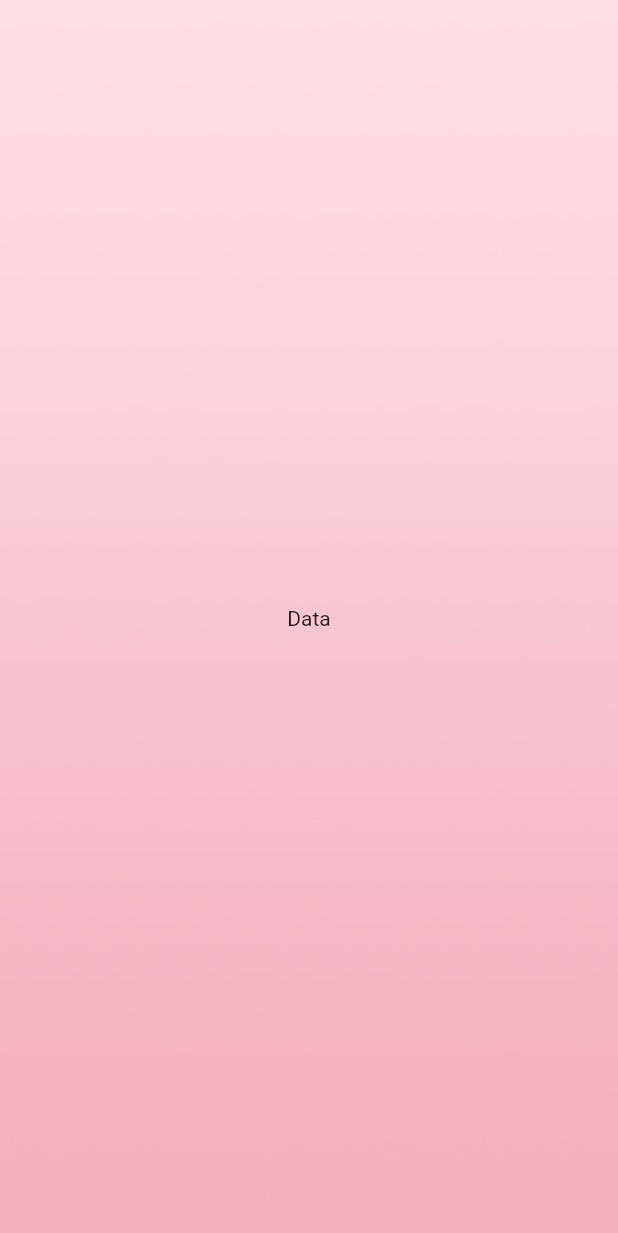
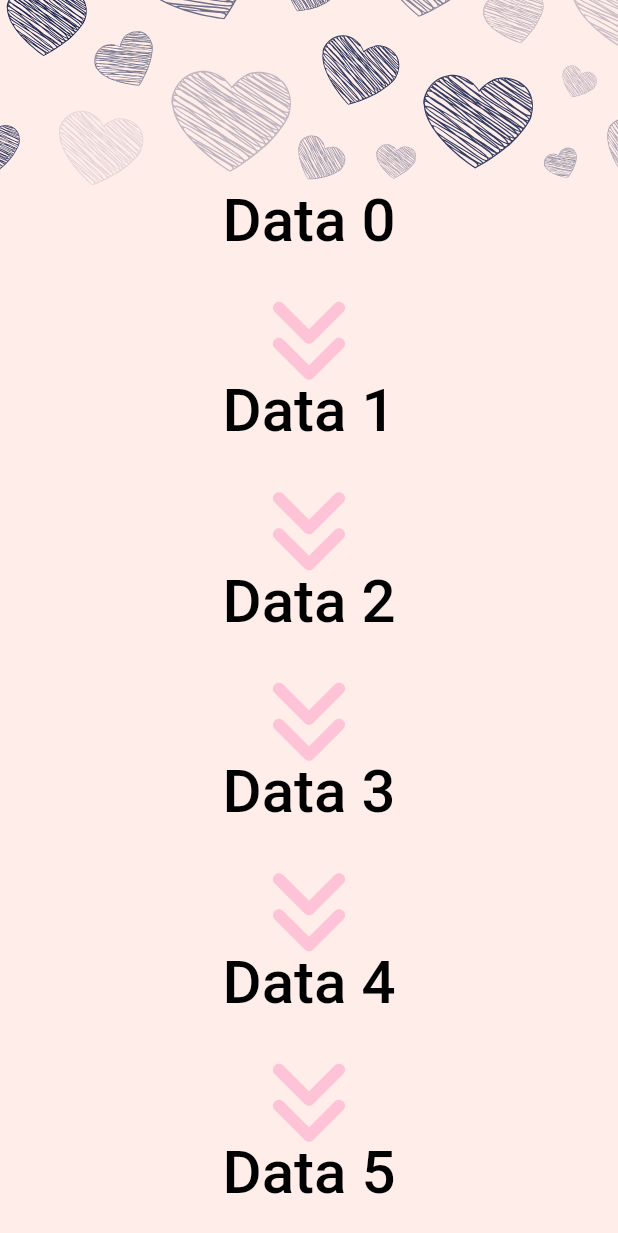
Before and after one commit to dong-dam-0079/flutter_animation, a Flutter app: the HomeView screen opened directly, on a phone screen of 412 x 824 dp. Shown: the top 1233 px of the screen. Run offline on Flutter 3.47's test engine with Material 2 defaults, Android fonts, the light colour scheme and no system bars; drawn by our look-alikes of scrollable_positioned_list; our stand-ins replace audioplayers, flutter_svg, get, google_fonts; Roboto replaces fonts that are missing (NotoSansJP).

Commit message:
feat: home view create

```diff
--- /dev/null
+++ b/lib/common/common_text_styles.dart
@@ -0,0 +1,13 @@
+import 'dart:ui';
+
+import 'package:flutter_animation/res/colors.dart';
+import 'package:flutter_animation/res/dimens.dart';
+import 'package:google_fonts/google_fonts.dart';
+
+class CommonTextStyles {
+  static final medium = GoogleFonts.meowScript(
+    fontSize: DimensRes.sp40,
+    color: ColorsRes.black,
+    fontWeight: FontWeight.w500,
+  );
+}
--- a/lib/res/assets.dart
+++ b/lib/res/assets.dart
@@ -1,12 +1,14 @@
 class Assets {
   static const pathImages = 'assets/images';
   static const pathIcons = 'assets/icons';
-  static const pathSounds = 'assets/sounds';
+  static const pathSounds = 'sounds';
 
   /// Icons
   static const icMailOpen = '$pathIcons/ic_mail_open.svg';
   static const icMailClose = '$pathIcons/ic_mail_close.svg';
   static const icDot = '$pathIcons/ic_dot.svg';
+  static const bannerHeart = '$pathIcons/ic_banner_heart.svg';
+  static const icArrowDown = '$pathIcons/ic_arrow_down.svg';
 
   /// Images
   static const imageGift = '$pathImages/img_gift.png';
--- a/lib/res/colors.dart
+++ b/lib/res/colors.dart
@@ -5,13 +5,8 @@ class ColorsRes {
   static const primary = Color(0xFFFF0358);
   static const secondary = Color(0xccff6a92);
   static const contentLightTheme = Color(0xFF1D1D35);
-  static const contentDarkTheme = Color(0xFFF5FCF9);
-  static const backgroundTheme = Color(0xFFFDE5FA);
-  static const backgroundThemeOld = Color(0x33ff7fac);
-  static const warning = Color(0xFFF1DC3E);
+  static const backgroundTheme = Color(0xFFFFEDEA);
   static const error = Color(0xFFF03738);
-  static const pinkCard = Color(0xFFFFDDE9);
-  static const greenCard = Color(0xFFEFFFFF);
 
   /// Common colors
   static const black = Colors.black;
@@ -20,7 +15,6 @@ class ColorsRes {
   static const yellow = Color(0xFFFFB900);
   static const orange = Color(0xFFFD960A);
   static const red = Color(0xFFDF0024);
-  static const pink = Color(0xFFEB688E);
   static const palePink = Color(0xFFFEC3D7);
   static const transparent = Colors.transparent;
   static const black12 = Color(0x1F000000);
@@ -34,24 +28,5 @@ class ColorsRes {
   static const lightGray2 = Color(0xFFC4C4C4);
   static const darkGray = Color(0xFF6C7475);
   static const hover = Color(0xFFF5F5F5);
-
-  /// Widget colors
-  static const buttonDisable = Color(0xFFF5F5F5);
-  static const textGray = Color(0xFFB3B3B3);
-  static const textDisable = Color(0xFFADADAD);
   static const borderList = Color(0xFFE8E8E8);
-  static const shadow = Color(0xFFD9D9D9);
-  static const bottomSheetTitle = Color(0xFF32CD32);
-  static const inputTextField = Color(0xFF1D232E);
-  static const borderFieldColor = Color(0xFFE8E8E8);
-  static const titleLoginColor = Color(0xff808080);
-  static const borderSwitch = Color(0xFF2E3A59);
-  static const snackBarError = Color(0xFFFF0000);
-  static const borderGray = Color(0xffA9BBCE);
-  static const bgLightYellow = Color(0XFFFFFEDB);
-  static const inactive = Color(0XFFD3D3D4);
-  static const pinkTap = Color(0XFFFC7FAC);
-  static const pointColor = Color(0XFFFC0358);
-  static const stepColor = Color(0XFFA1E0E2);
-  static const darkGreen = Color(0xff2eb993);
 }
--- a/lib/view/home/home_view.dart
+++ b/lib/view/home/home_view.dart
@@ -1,6 +1,8 @@
 import 'package:flutter/material.dart';
+import 'package:flutter_animation/common/common_text_styles.dart';
 import 'package:flutter_animation/res/colors.dart';
 import 'package:flutter_animation/res/dimens.dart';
+import 'package:flutter_svg/flutter_svg.dart';
 import 'package:scrollable_positioned_list/scrollable_positioned_list.dart';
 
 import '../../res/assets.dart';
@@ -12,17 +14,34 @@ class HomeView extends StatefulWidget {
   State<HomeView> createState() => _HomeViewState();
 }
 
-class _HomeViewState extends State<HomeView> {
+class _HomeViewState extends State<HomeView> with TickerProviderStateMixin {
   final ItemScrollController scrollController = ItemScrollController();
-final ItemPositionsListener itemPositionsListener = ItemPositionsListener.create();
 
+  AnimationController? _btnDownCtl;
 
   @override
   void initState() {
     super.initState();
-    itemPositionsListener.itemPositions.addListener(() {
+    controlAnimation();
+  }
 
+  void controlAnimation() {
+    _btnDownCtl = AnimationController(
+      duration: const Duration(milliseconds: 2500),
+      vsync: this,
+    )
+      ..forward()
+      ..addListener(() {
+        if (_btnDownCtl!.isCompleted) {
+          _btnDownCtl?.repeat();
+        }
       });
+  }
+
+  @override
+  void deactivate() {
+    super.deactivate();
+    _btnDownCtl?.dispose();
   }
 
   @override
@@ -34,38 +53,58 @@ final ItemPositionsListener itemPositionsListener = ItemPositionsListener.create
   Widget build(BuildContext context) {
     return Scaffold(
       backgroundColor: ColorsRes.backgroundTheme,
-      body: Hero(
-        tag: 'open_box',
-        child: Container(
-          constraints: const BoxConstraints.expand(),
-          decoration: const BoxDecoration(
-            image: DecorationImage(
-              image: AssetImage(Assets.imageBackground),
+      appBar: AppBar(
+        automaticallyImplyLeading: false,
+        backgroundColor: Colors.transparent,
+        toolbarHeight: MediaQuery.of(context).size.height * 0.15,
+        flexibleSpace: SvgPicture.asset(
+          Assets.bannerHeart,
           fit: BoxFit.cover,
         ),
       ),
-          child: ScrollablePositionedList.builder(
+      body: ScrollablePositionedList.builder(
+        physics: const NeverScrollableScrollPhysics(),
         itemScrollController: scrollController,
-            itemPositionsListener: itemPositionsListener,
         itemCount: 20,
+        shrinkWrap: true,
         itemBuilder: (context, index) {
-              return Container(
-                height: MediaQuery.of(context).size.height - kToolbarHeight,
-                padding: const EdgeInsets.only(
-                  left: DimensRes.sp16,
-                  right: DimensRes.sp16,
-                  top: kToolbarHeight,
+          return Column(
+            children: [
+              Text(
+                'Data $index',
+                style: CommonTextStyles.medium,
               ),
-                child: const Center(
-                  child: Text(
-                    'Data',
+              AnimatedBuilder(
+                animation: _btnDownCtl!,
+                builder: (context, child) => Transform.translate(
+                  offset: Offset(0, 20 * shake(_btnDownCtl!.value)),
+                  child: SizedBox(
+                    height: DimensRes.sp80,
+                    width: DimensRes.sp80,
+                    child: IconButton(
+                      color: ColorsRes.transparent,
+                      highlightColor: ColorsRes.backgroundTheme,
+                      onPressed: () {
+                        scrollController.scrollTo(
+                            index: index + 1,
+                            duration: const Duration(milliseconds: 500),
+                            curve: Curves.easeIn);
+                      },
+                      icon: SvgPicture.asset(
+                        Assets.icArrowDown,
+                        color: ColorsRes.palePink,
                       ),
                     ),
+                  ),
+                ),
+              ),
+            ],
           );
         },
       ),
-        ),
-      ),
     );
   }
+
+  double shake(double value) =>
+      2 * (0.5 - (0.5 - Curves.easeIn.transform(value)).abs());
 }
--- a/pubspec.yaml
+++ b/pubspec.yaml
@@ -33,6 +33,9 @@ dependencies:
   # https://pub.dev/packages/scrollable_positioned_list
   scrollable_positioned_list: ^0.3.5
 
+  # https://pub.dev/packages/google_fonts
+  google_fonts: ^4.0.3
+
 dev_dependencies:
   flutter_test:
     sdk: flutter
```
Also changed, not shown: lib/res/gaps.dart (+0 -19 lines), lib/view/login/login_view.dart (+30 -5 lines), assets/icons/ic_arrow_down.svg (added), assets/icons/ic_banner_heart.svg (added), 1 other file. Lines whose indentation alone changed are shown as unchanged.
